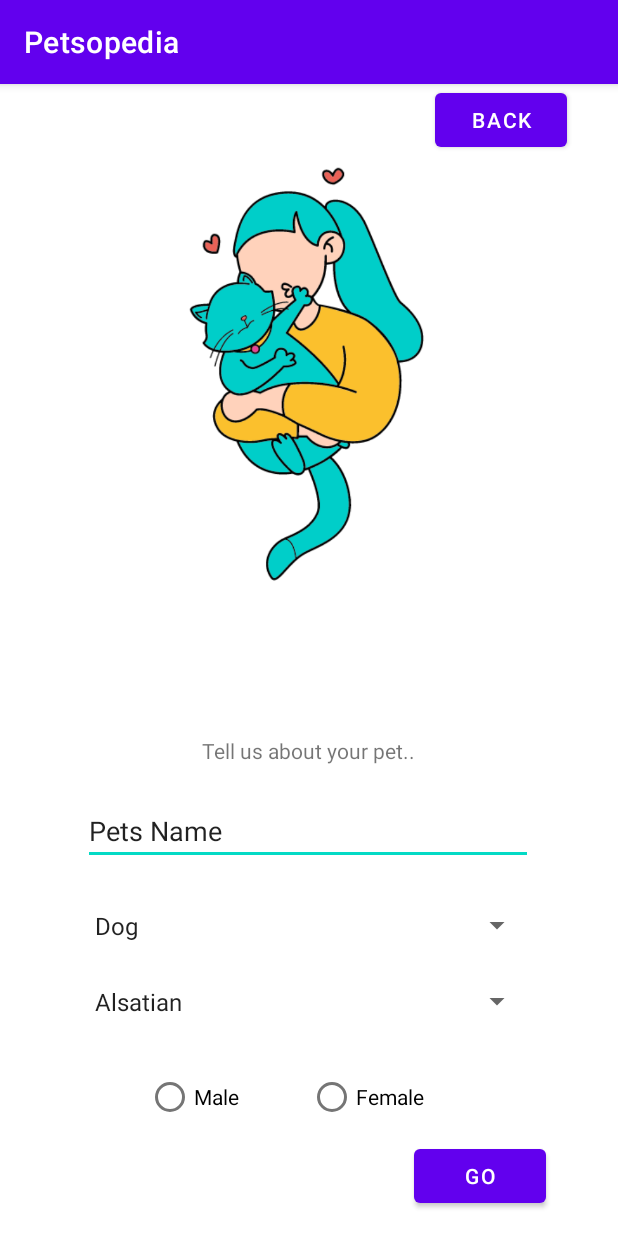
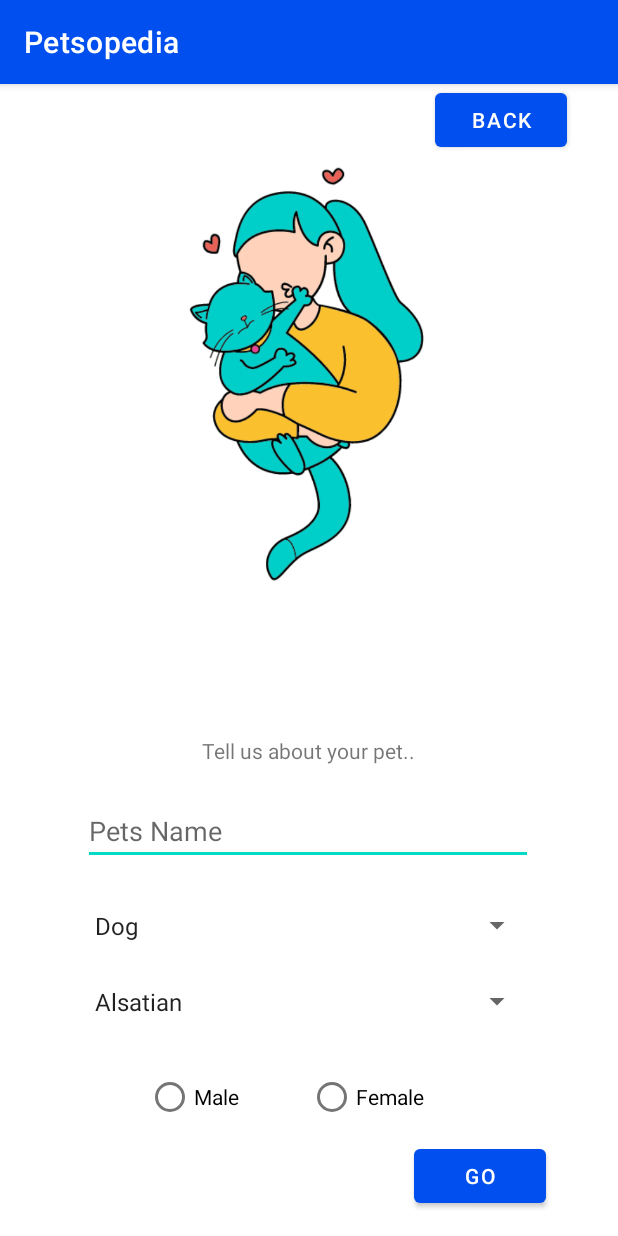
Before and after one commit to MobileNetworksUWS/PetsopediaApp, an Android app: the Questionnaire screen opened directly, with no data from a screen before it, on a phone screen of 412 x 824 dp. Run offline under Robolectric (Android 15) with nearby library versions, the light colour scheme and no system bars.

Commit message:
updated theme/layout

```diff
--- a/app/src/main/res/layout/pet_info.xml
+++ b/app/src/main/res/layout/pet_info.xml
@@ -20,7 +20,6 @@
                 android:layout_width="wrap_content"
                 android:layout_height="wrap_content"
                 android:text="Pet Info"
-                android:textColor="@android:color/black"
                 android:paddingRight="50dp"
                 android:paddingLeft="100dp"
                 android:textSize="30sp"/>
--- a/app/src/main/res/layout/questionnaire.xml
+++ b/app/src/main/res/layout/questionnaire.xml
@@ -52,7 +52,7 @@
         android:hint="@string/pet_name"
         android:inputType="textPersonName"
         android:labelFor="@string/pet_name"
-        android:text="@string/pet_name"
+        android:text=""
         app:layout_constraintBottom_toBottomOf="parent"
         app:layout_constraintEnd_toEndOf="parent"
         app:layout_constraintHorizontal_bias="0.495"
--- a/app/src/main/res/values-night/themes.xml
+++ b/app/src/main/res/values-night/themes.xml
@@ -3,7 +3,7 @@
     <style name="Theme.Petsopedia" parent="Theme.MaterialComponents.DayNight.DarkActionBar">
         <!-- Primary brand color. -->
         <item name="colorPrimary">@color/purple_200</item>
-        <item name="colorPrimaryVariant">@color/purple_700</item>
+        <item name="colorPrimaryVariant">@color/blue_700</item>
         <item name="colorOnPrimary">@color/black</item>
         <!-- Secondary brand color. -->
         <item name="colorSecondary">@color/teal_200</item>
--- a/app/src/main/res/values/colors.xml
+++ b/app/src/main/res/values/colors.xml
@@ -3,6 +3,8 @@
     <color name="purple_200">#FFBB86FC</color>
     <color name="purple_500">#FF6200EE</color>
     <color name="purple_700">#FF3700B3</color>
+    <color name="blue_500">#004FEE</color>
+    <color name="blue_700">#0012B3</color>
     <color name="teal_200">#FF03DAC5</color>
     <color name="teal_700">#FF018786</color>
     <color name="black">#FF000000</color>
--- a/app/src/main/res/values/themes.xml
+++ b/app/src/main/res/values/themes.xml
@@ -2,8 +2,8 @@
     <!-- Base application theme. -->
     <style name="Theme.Petsopedia" parent="Theme.MaterialComponents.DayNight.DarkActionBar">
         <!-- Primary brand color. -->
-        <item name="colorPrimary">@color/purple_500</item>
-        <item name="colorPrimaryVariant">@color/purple_700</item>
+        <item name="colorPrimary">@color/blue_500</item>
+        <item name="colorPrimaryVariant">@color/blue_700</item>
         <item name="colorOnPrimary">@color/white</item>
         <!-- Secondary brand color. -->
         <item name="colorSecondary">@color/teal_200</item>
```
